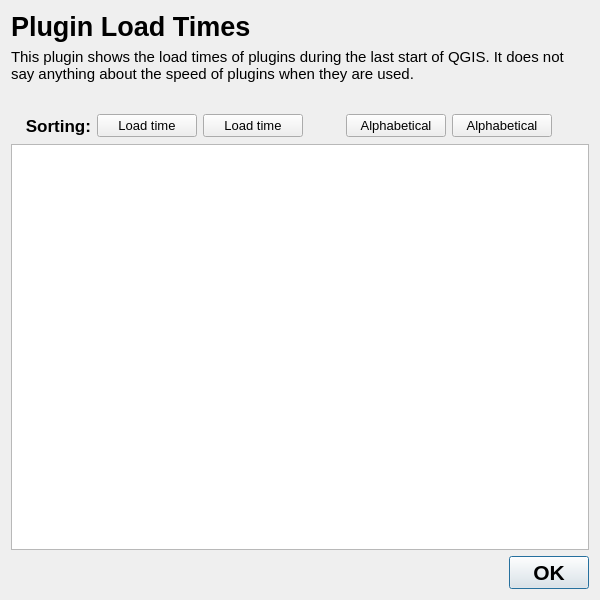
Qt form PluginLoadTimes/plugin_load_times_dialog_base.ui (mstuyts/Plugin-Load-Times) before a commit.
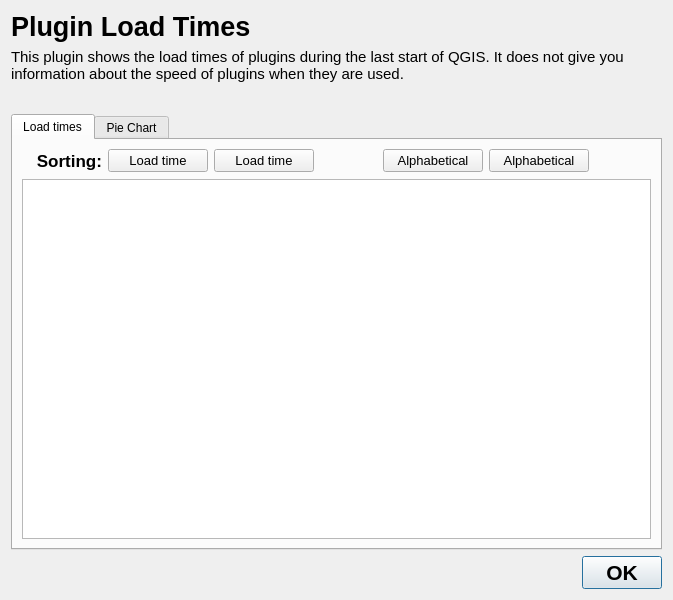
The same form after that commit. Icons and pictures are not drawn.

Commit message: added a pie chart as experimental feature

Patch:
```diff
--- a/PluginLoadTimes/plugin_load_times_dialog_base.ui
+++ b/PluginLoadTimes/plugin_load_times_dialog_base.ui
@@ -12,7 +12,7 @@
    <rect>
     <x>0</x>
     <y>0</y>
-    <width>600</width>
+    <width>673</width>
     <height>600</height>
    </rect>
   </property>
@@ -101,7 +101,7 @@
         <string notr="true"/>
        </property>
        <property name="text">
-        <string>&lt;html&gt;&lt;head/&gt;&lt;body&gt;&lt;p&gt;&lt;span style=&quot; font-size:11pt;&quot;&gt;This plugin shows the load times of plugins during the last start of QGIS. It does not say anything about the speed of plugins when they are used.&lt;br /&gt;&lt;br /&gt;&lt;/span&gt;&lt;/p&gt;&lt;/body&gt;&lt;/html&gt;</string>
+        <string>&lt;html&gt;&lt;head/&gt;&lt;body&gt;&lt;p&gt;&lt;span style=&quot; font-size:11pt;&quot;&gt;This plugin shows the load times of plugins during the last start of QGIS. It does not give you information about the speed of plugins when they are used.&lt;br/&gt;&lt;br/&gt;&lt;/span&gt;&lt;/p&gt;&lt;/body&gt;&lt;/html&gt;</string>
        </property>
        <property name="textFormat">
         <enum>Qt::RichText</enum>
@@ -121,6 +121,19 @@
       </widget>
      </item>
      <item>
+      <widget class="QTabWidget" name="tabWidget">
+       <property name="layoutDirection">
+        <enum>Qt::LeftToRight</enum>
+       </property>
+       <property name="currentIndex">
+        <number>0</number>
+       </property>
+       <widget class="QWidget" name="tab">
+        <attribute name="title">
+         <string>Load times</string>
+        </attribute>
+        <layout class="QGridLayout" name="gridLayout_2">
+         <item row="0" column="0">
       <layout class="QHBoxLayout" name="horizontalLayout">
        <property name="sizeConstraint">
         <enum>QLayout::SetFixedSize</enum>
@@ -226,8 +239,8 @@
          </property>
          <property name="sizeHint" stdset="0">
           <size>
-           <width>40</width>
-           <height>20</height>
+               <width>28</width>
+               <height>21</height>
           </size>
          </property>
         </spacer>
@@ -289,15 +302,15 @@
          </property>
          <property name="sizeHint" stdset="0">
           <size>
-           <width>40</width>
-           <height>20</height>
+               <width>28</width>
+               <height>21</height>
           </size>
          </property>
         </spacer>
        </item>
       </layout>
      </item>
-     <item>
+         <item row="1" column="0">
       <widget class="QTextBrowser" name="showloadtimes">
        <property name="minimumSize">
         <size>
@@ -305,6 +318,22 @@
          <height>120</height>
         </size>
        </property>
+          </widget>
+         </item>
+        </layout>
+        <zorder>showloadtimes</zorder>
+        <zorder></zorder>
+       </widget>
+       <widget class="QWidget" name="tab_2">
+        <attribute name="title">
+         <string>Pie Chart</string>
+        </attribute>
+        <layout class="QGridLayout" name="gridLayout_3">
+         <item row="0" column="0">
+          <widget class="QGraphicsView" name="graphicsView"/>
+         </item>
+        </layout>
+       </widget>
       </widget>
      </item>
      <item>
```
Lines whose indentation alone changed are shown as unchanged. The commit also changes 2 other files.
